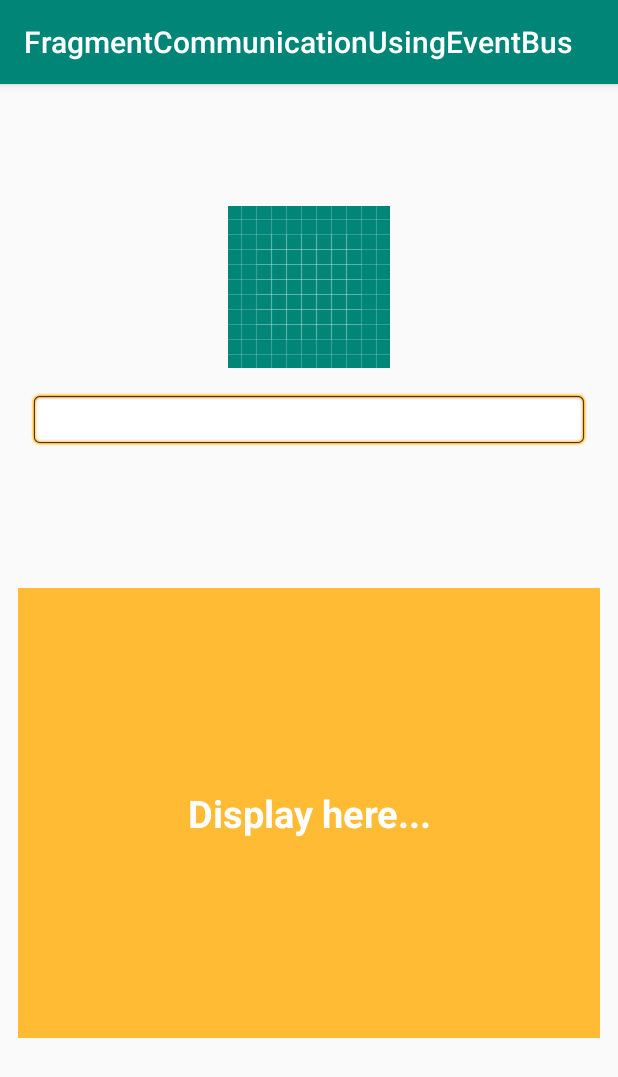
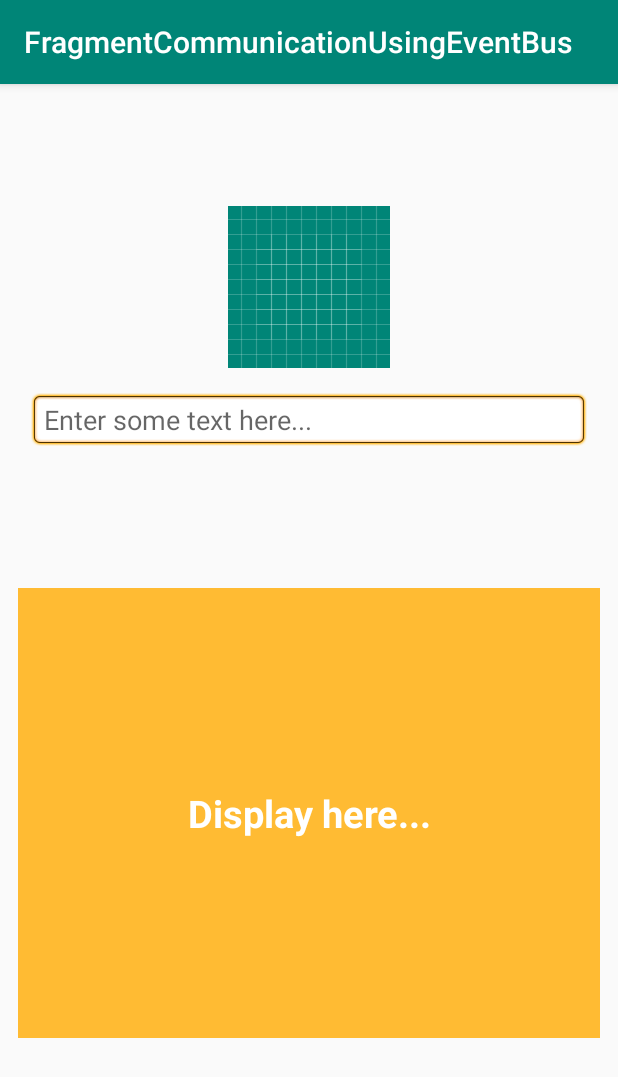
Before and after one commit to kiranofans/Android-Basics, an Android app: the screen it shows after launch (MainActivity), on a phone screen of 412 x 824 dp. Shown: the top 1077 px of the screen. Run offline under Robolectric (Android 15) with nearby library versions, the phone set to English and light mode, and no system bars.

Commit message:
code refine

```diff
--- a/FragmentCommunicationUsingEventBus/app/src/main/res/layout/fragment_send_layout.xml
+++ b/FragmentCommunicationUsingEventBus/app/src/main/res/layout/fragment_send_layout.xml
@@ -18,10 +18,11 @@
             android:src="@drawable/ic_launcher_background" />
 
         <EditText
-            android:id="@+id/text_input_box"
+            android:id="@+id/txt_input_box"
             android:layout_width="match_parent"
             android:layout_height="wrap_content"
             android:layout_margin="8dp"
+            android:hint="Enter some text here..."
             android:background="@android:drawable/editbox_background" />
 
     </LinearLayout>
```
